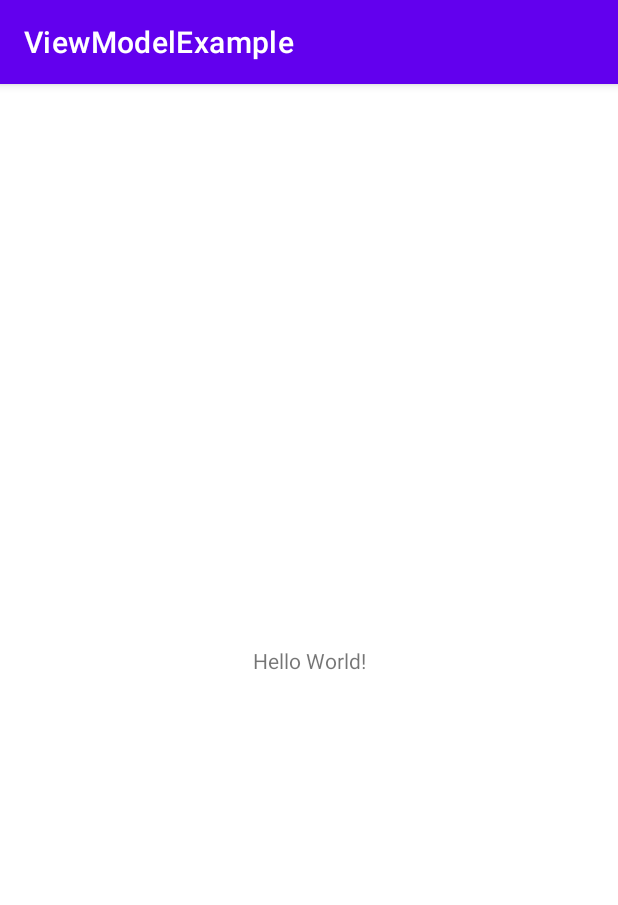
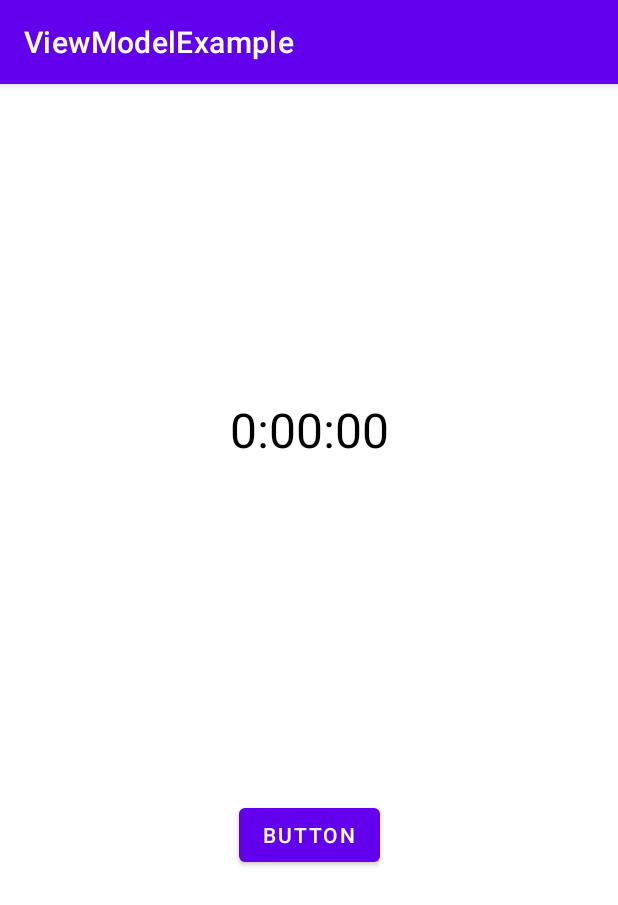
Before and after one commit to thumbb13555/AndroidBlogExamples, an Android app: the screen it shows after launch (MainActivity), on a phone screen of 412 x 824 dp. Shown: the top 905 px of the screen. Run offline under Robolectric (Android 15) with nearby library versions, the phone set to English and light mode, and no system bars.

Commit message:
Create ViewModel example

```diff
--- a/ViewModelExample/app/build.gradle
+++ b/ViewModelExample/app/build.gradle
@@ -4,7 +4,7 @@ plugins {
 
 android {
     namespace 'com.noahliu.viewmodelexample'
-    compileSdk 32
+    compileSdk 33
 
     defaultConfig {
         applicationId "com.noahliu.viewmodelexample"
@@ -36,5 +36,4 @@ dependencies {
     testImplementation 'junit:junit:4.13.2'
     androidTestImplementation 'androidx.test.ext:junit:1.1.5'
     androidTestImplementation 'androidx.test.espresso:espresso-core:3.5.1'
-    implementation 'android.arch.lifecycle:extensions:1.1.1'
 }
--- a/ViewModelExample/app/src/main/AndroidManifest.xml
+++ b/ViewModelExample/app/src/main/AndroidManifest.xml
@@ -11,7 +11,7 @@
         android:roundIcon="@mipmap/ic_launcher_round"
         android:supportsRtl="true"
         android:theme="@style/Theme.ViewModelExample"
-        tools:targetApi="31">
+        tools:targetApi="33">
         <activity
             android:name=".MainActivity"
             android:exported="true">
--- a/ViewModelExample/app/src/main/java/com/noahliu/viewmodelexample/MainActivity.java
+++ b/ViewModelExample/app/src/main/java/com/noahliu/viewmodelexample/MainActivity.java
@@ -1,14 +1,31 @@
 package com.noahliu.viewmodelexample;
 
 import androidx.appcompat.app.AppCompatActivity;
+import androidx.lifecycle.ViewModelProvider;
 
 import android.os.Bundle;
+import android.os.Handler;
+import android.util.Log;
+import android.widget.Button;
+import android.widget.TextView;
+
+import java.util.Locale;
 
 public class MainActivity extends AppCompatActivity {
+    private TextView tvStopwatch;
+    private StopwatchModel viewModel;
 
     @Override
     protected void onCreate(Bundle savedInstanceState) {
         super.onCreate(savedInstanceState);
         setContentView(R.layout.activity_main);
+
+        tvStopwatch = findViewById(R.id.text_stopwatch);
+        Button btStopwatch = findViewById(R.id.button_stopwatch);
+        viewModel = new ViewModelProvider(this)
+                .get(StopwatchModel.class);
+
+        viewModel.setCallBack(time -> tvStopwatch.setText(time));
+        btStopwatch.setOnClickListener(view ->viewModel.stopwatchSwitch());
     }
 }
--- /dev/null
+++ b/ViewModelExample/app/src/main/java/com/noahliu/viewmodelexample/StopwatchModel.java
@@ -0,0 +1,48 @@
+package com.noahliu.viewmodelexample;
+
+import android.os.Handler;
+
+import androidx.lifecycle.ViewModel;
+
+import java.util.Locale;
+
+public class StopwatchModel extends ViewModel {
+    private int nanoSeconds = 0;
+    private boolean isRunning = false;
+    private String time = "0:00:00";
+    private CallBack callBack;
+
+    public void setCallBack(CallBack callBack) {
+        this.callBack = callBack;
+    }
+    private Handler handler = new Handler();
+    private Runnable r = new Runnable() {
+        @Override
+        public void run() {
+            int min = nanoSeconds / 3600;
+            int sec = (nanoSeconds % 3600) / 60;
+            int nano = nanoSeconds % 60;
+
+            time = String.format(Locale.getDefault(),
+                    "%d:%02d:%02d", min,
+                    sec, nano);
+            callBack.callbackListener(time);
+            nanoSeconds++;
+
+            handler.postDelayed(this, 10);
+        }
+    };
+    public void stopwatchSwitch(){
+        if (!isRunning) {
+            handler.post(r);
+            isRunning = true;
+        } else {
+            handler.removeCallbacks(r);
+            isRunning = false;
+            nanoSeconds = 0;
+        }
+    }
+    interface CallBack{
+        void callbackListener(String time);
+    }
+}
--- a/ViewModelExample/app/src/main/res/layout/activity_main.xml
+++ b/ViewModelExample/app/src/main/res/layout/activity_main.xml
@@ -7,12 +7,32 @@
     tools:context=".MainActivity">
 
     <TextView
+        android:id="@+id/text_stopwatch"
         android:layout_width="wrap_content"
         android:layout_height="wrap_content"
-        android:text="Hello World!"
-        app:layout_constraintBottom_toBottomOf="parent"
+        android:text="0:00:00"
+        android:textColor="@color/black"
+        android:textSize="32dp"
+        app:layout_constraintBottom_toTopOf="@+id/guideline2"
         app:layout_constraintEnd_toEndOf="parent"
         app:layout_constraintStart_toStartOf="parent"
         app:layout_constraintTop_toTopOf="parent" />
 
+    <androidx.constraintlayout.widget.Guideline
+        android:id="@+id/guideline2"
+        android:layout_width="wrap_content"
+        android:layout_height="wrap_content"
+        android:orientation="horizontal"
+        app:layout_constraintGuide_percent="0.6" />
+
+    <Button
+        android:id="@+id/button_stopwatch"
+        android:layout_width="wrap_content"
+        android:layout_height="wrap_content"
+        android:layout_marginTop="16dp"
+        android:text="Button"
+        app:layout_constraintEnd_toEndOf="parent"
+        app:layout_constraintStart_toStartOf="parent"
+        app:layout_constraintTop_toTopOf="@+id/guideline2" />
+
 </androidx.constraintlayout.widget.ConstraintLayout>
```
Also changed, not shown: ViewModelExample/gradle/wrapper/gradle-wrapper.properties.
